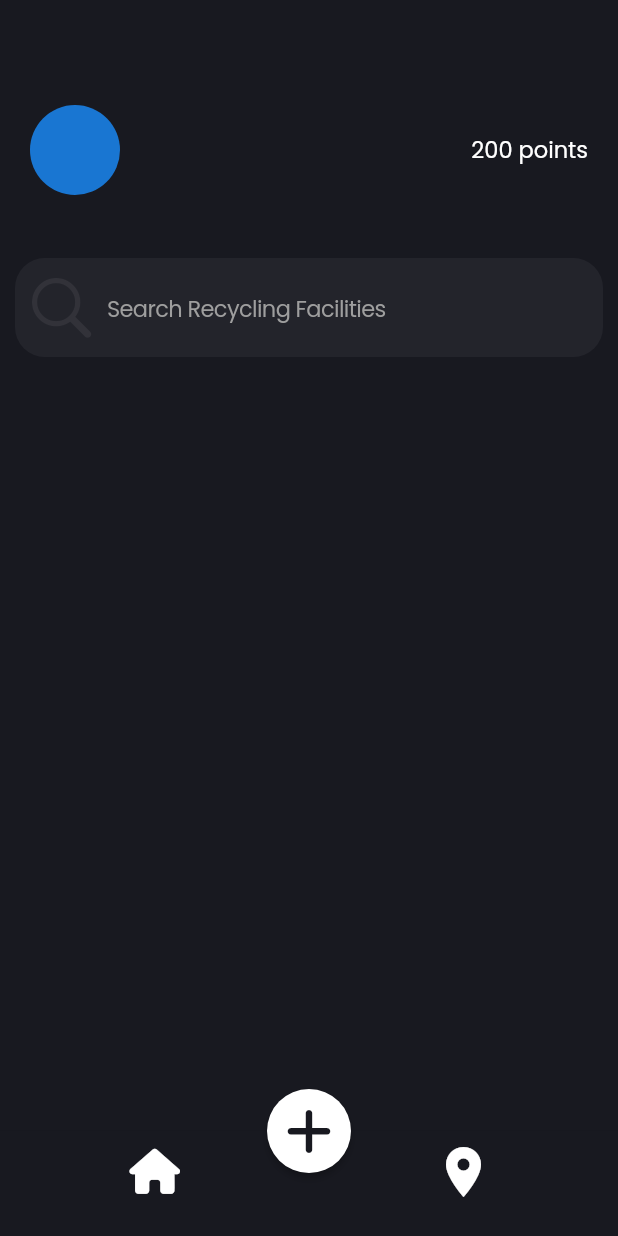
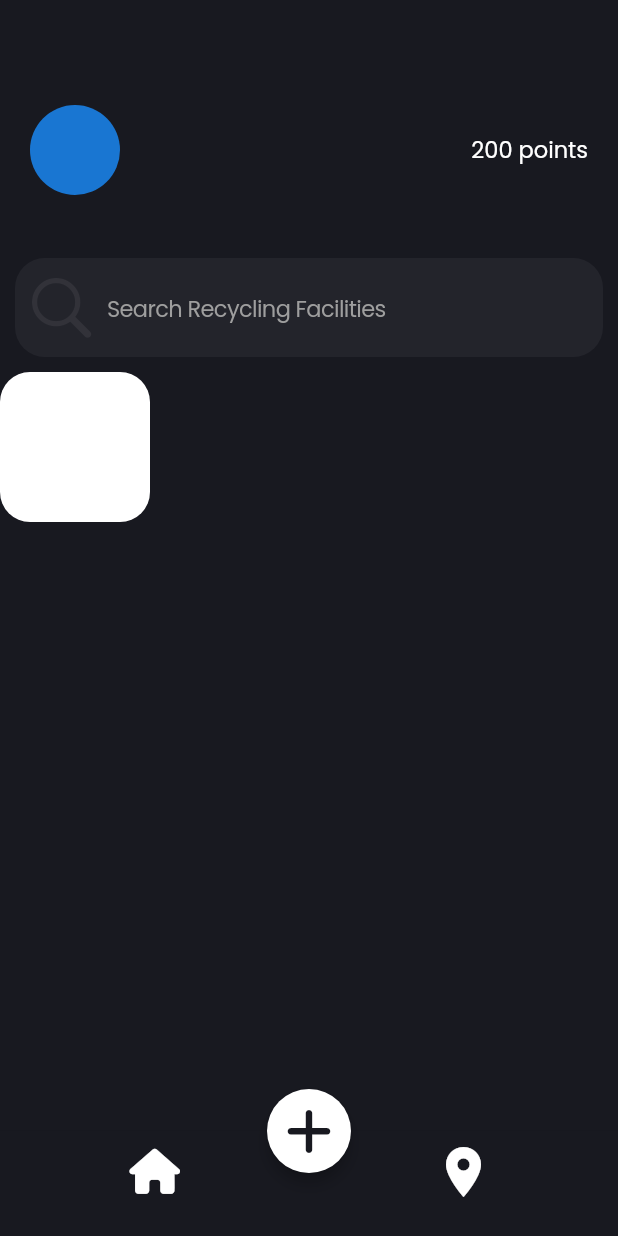
Before and after one commit to 7-USH/Recycle-App, a Flutter app: the HomePage screen opened by its route, on a phone screen of 412 x 824 dp. Run offline on Flutter 3.47's test engine with Material 2 defaults, Android fonts, the phone set to English and light mode, and no system bars; our stand-ins replace animated_text_kit, avatar_glow, firebase_auth, firebase_core, font_awesome_flutter, geolocator and 2 more; accounts and stored records are empty.

Commit message:
added pages

```diff
--- a/recycle_app/lib/main.dart
+++ b/recycle_app/lib/main.dart
@@ -21,7 +21,7 @@ class MyApp extends StatelessWidget {
   Widget build(BuildContext context) {
     return MaterialApp(
         debugShowCheckedModeBanner: false,
-        home: const OnBoardScreen(),
+        home: const HomePage(),
         routes: {
           LoginPage.id: (context) => LoginPage(),
           LoginPhone.id: (context) => const LoginPhone(),
--- a/recycle_app/lib/screens/home.dart
+++ b/recycle_app/lib/screens/home.dart
@@ -5,6 +5,7 @@ import 'package:flutter/material.dart';
 import 'package:font_awesome_flutter/font_awesome_flutter.dart';
 import 'package:recycle_app/constants/constants.dart';
 import 'package:recycle_app/service/location.dart';
+import 'package:recycle_app/widgets/card.dart';
 
 class HomePage extends StatefulWidget {
   const HomePage({Key? key}) : super(key: key);
@@ -30,6 +31,13 @@ class _HomePageState extends State<HomePage> {
     setState(() {
       _selectedIndex = index;
     });
+
+    if (_selectedIndex == 1) {
+      print("gandu");
+    }
+    if (_selectedIndex == 0) {
+      print("hello");
+    }
   }
 
   @override
@@ -48,9 +56,7 @@ class _HomePageState extends State<HomePage> {
       backgroundColor: scaffoldColor,
       floatingActionButtonLocation: FloatingActionButtonLocation.centerDocked,
       floatingActionButton: FloatingActionButton(
-        onPressed: () {
-
-        },
+        onPressed: () {},
         child: FaIcon(
           FontAwesomeIcons.add,
           color: scaffoldColor,
@@ -59,7 +65,7 @@ class _HomePageState extends State<HomePage> {
         backgroundColor: Colors.white,
         hoverColor: Colors.blue,
         focusColor: Colors.red,
-        elevation: 2,
+        elevation: 4,
       ),
       body: Center(
         child: Column(crossAxisAlignment: CrossAxisAlignment.start, children: [
@@ -99,6 +105,7 @@ class _HomePageState extends State<HomePage> {
               },
             ),
           ),
+          DetailCard()
         ]),
       ),
       bottomNavigationBar: BottomNavigationBar(
--- a/recycle_app/lib/screens/verification_page.dart
+++ b/recycle_app/lib/screens/verification_page.dart
@@ -119,6 +119,7 @@ class _VerificationPageState extends State<VerificationPage> {
                       press = !press;
                     });
                   });
+
                   (pin) async {
                     try {
                       await FirebaseAuth.instance
--- /dev/null
+++ b/recycle_app/lib/widgets/card.dart
@@ -0,0 +1,22 @@
+import 'package:flutter/material.dart';
+
+class DetailCard extends StatefulWidget {
+  DetailCard({Key? key}) : super(key: key);
+
+  @override
+  State<DetailCard> createState() => _DetailCardState();
+}
+
+class _DetailCardState extends State<DetailCard> {
+  @override
+  Widget build(BuildContext context) {
+    return Container(
+      height: 100,
+      width: 100,
+      decoration: BoxDecoration(
+        color: Colors.white,
+        borderRadius: BorderRadius.circular(20),
+      ),
+    );
+  }
+}
```
